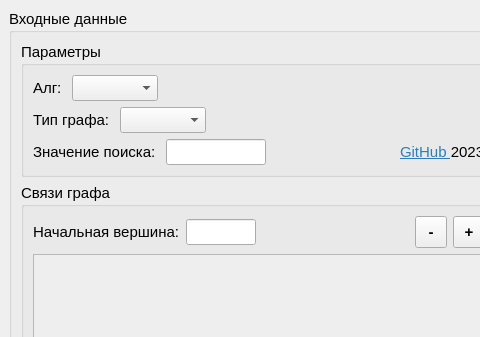
Before: the Qt Designer form src/view/MainWindow.ui in JKearnsl/short_path_in_graph, drawn with Qt 5; both pictures show x 0 to 480 and y 0 to 337 of the 965 by 575 pixel window.
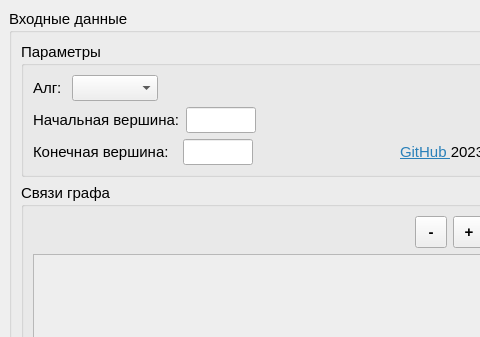
After: the same form once the commit is applied.

Diff of the .ui file:
```diff
--- a/src/view/MainWindow.ui
+++ b/src/view/MainWindow.ui
@@ -88,14 +88,27 @@
           <item>
            <layout class="QHBoxLayout" name="horizontalLayout_6">
             <item>
-             <widget class="QLabel" name="label_2">
+             <widget class="QLabel" name="label_8">
               <property name="text">
-               <string>&lt;html&gt;&lt;head/&gt;&lt;body&gt;&lt;p&gt;Тип графа: &lt;/p&gt;&lt;/body&gt;&lt;/html&gt;</string>
+               <string>Начальная вершина:</string>
               </property>
              </widget>
             </item>
             <item>
-             <widget class="QComboBox" name="graphType"/>
+             <widget class="QLineEdit" name="startValue">
+              <property name="minimumSize">
+               <size>
+                <width>30</width>
+                <height>0</height>
+               </size>
+              </property>
+              <property name="maximumSize">
+               <size>
+                <width>70</width>
+                <height>16777215</height>
+               </size>
+              </property>
+             </widget>
             </item>
             <item>
              <spacer name="horizontalSpacer_2">
@@ -117,7 +130,7 @@
             <item>
              <widget class="QLabel" name="label_4">
               <property name="text">
-               <string>Значение поиска: </string>
+               <string>Конечная вершина:  </string>
               </property>
              </widget>
             </item>
@@ -125,13 +138,13 @@
              <widget class="QLineEdit" name="searchValue">
               <property name="minimumSize">
                <size>
-                <width>20</width>
+                <width>35</width>
                 <height>0</height>
                </size>
               </property>
               <property name="maximumSize">
                <size>
-                <width>100</width>
+                <width>70</width>
                 <height>16777215</height>
                </size>
               </property>
@@ -185,29 +198,6 @@
          <layout class="QVBoxLayout" name="verticalLayout_3">
           <item>
            <layout class="QHBoxLayout" name="horizontalLayout">
-            <item>
-             <widget class="QLabel" name="label_8">
-              <property name="text">
-               <string>Начальная вершина:</string>
-              </property>
-             </widget>
-            </item>
-            <item>
-             <widget class="QLineEdit" name="startValue">
-              <property name="minimumSize">
-               <size>
-                <width>30</width>
-                <height>0</height>
-               </size>
-              </property>
-              <property name="maximumSize">
-               <size>
-                <width>70</width>
-                <height>16777215</height>
-               </size>
-              </property>
-             </widget>
-            </item>
             <item>
              <spacer name="horizontalSpacer_3">
               <property name="orientation">
```
Left out of the diff: 2 changed lines with no effect on the pictures.
